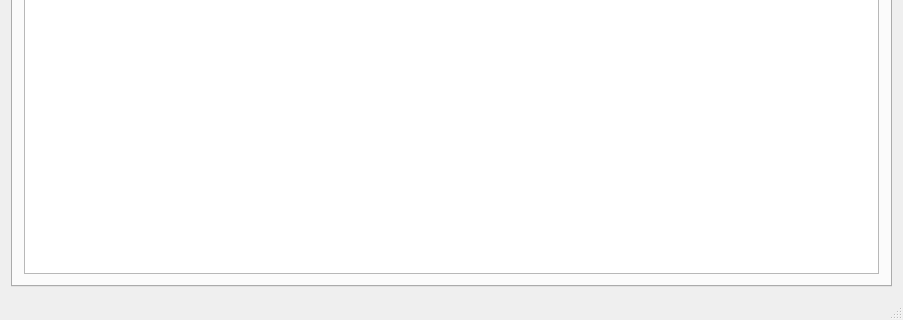
This is QTP/mainwindow.ui in Qu3tzal/TpQt as Qt 5 draws it before an edit; both pictures show x 0 to 903 and y 238 to 558 of the 903 by 558 pixel window. The edited form follows.
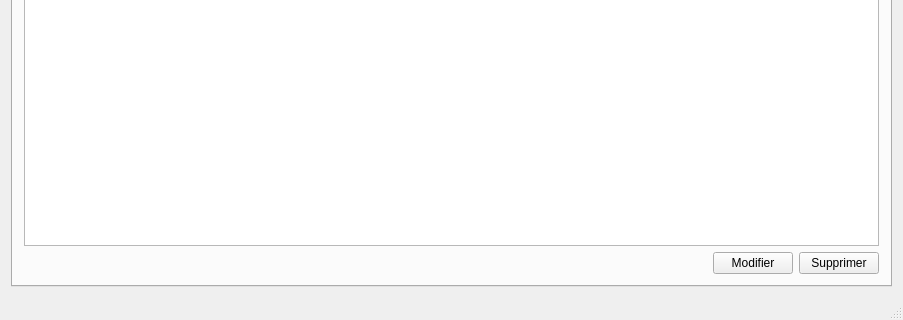
This is the edited form. Icons and pictures are not drawn. Custom widgets are drawn as their Qt base class.

Commit message: Ajout de la treeView (ENFIN)

```diff
--- a/QTP/mainwindow.ui
+++ b/QTP/mainwindow.ui
@@ -36,7 +36,9 @@
        </attribute>
        <layout class="QVBoxLayout" name="verticalLayout_2">
         <item>
-         <widget class="QTreeWidget" name="treeWidget">
+         <layout class="QVBoxLayout" name="verticalLayout_3">
+          <item>
+           <widget class="StaffView" name="treeWidget">
           <column>
            <property name="text">
             <string notr="true">1</string>
@@ -44,6 +46,39 @@
           </column>
          </widget>
         </item>
+          <item>
+           <layout class="QHBoxLayout" name="horizontalLayout_2">
+            <item>
+             <spacer name="horizontalSpacer">
+              <property name="orientation">
+               <enum>Qt::Horizontal</enum>
+              </property>
+              <property name="sizeHint" stdset="0">
+               <size>
+                <width>40</width>
+                <height>20</height>
+               </size>
+              </property>
+             </spacer>
+            </item>
+            <item>
+             <widget class="QPushButton" name="modifyButton">
+              <property name="text">
+               <string>Modifier</string>
+              </property>
+             </widget>
+            </item>
+            <item>
+             <widget class="QPushButton" name="deleteButton">
+              <property name="text">
+               <string>Supprimer</string>
+              </property>
+             </widget>
+            </item>
+           </layout>
+          </item>
+         </layout>
+        </item>
        </layout>
       </widget>
       <widget class="QWidget" name="planificationTabWidget">
@@ -157,6 +192,13 @@
   </action>
  </widget>
  <layoutdefault spacing="6" margin="11"/>
+ <customwidgets>
+  <customwidget>
+   <class>StaffView</class>
+   <extends>QTreeWidget</extends>
+   <header>views/staffview.h</header>
+  </customwidget>
+ </customwidgets>
  <resources>
   <include location="resources.qrc"/>
  </resources>
```
Lines whose indentation alone changed are shown as unchanged. The commit also changes 3 other files.
